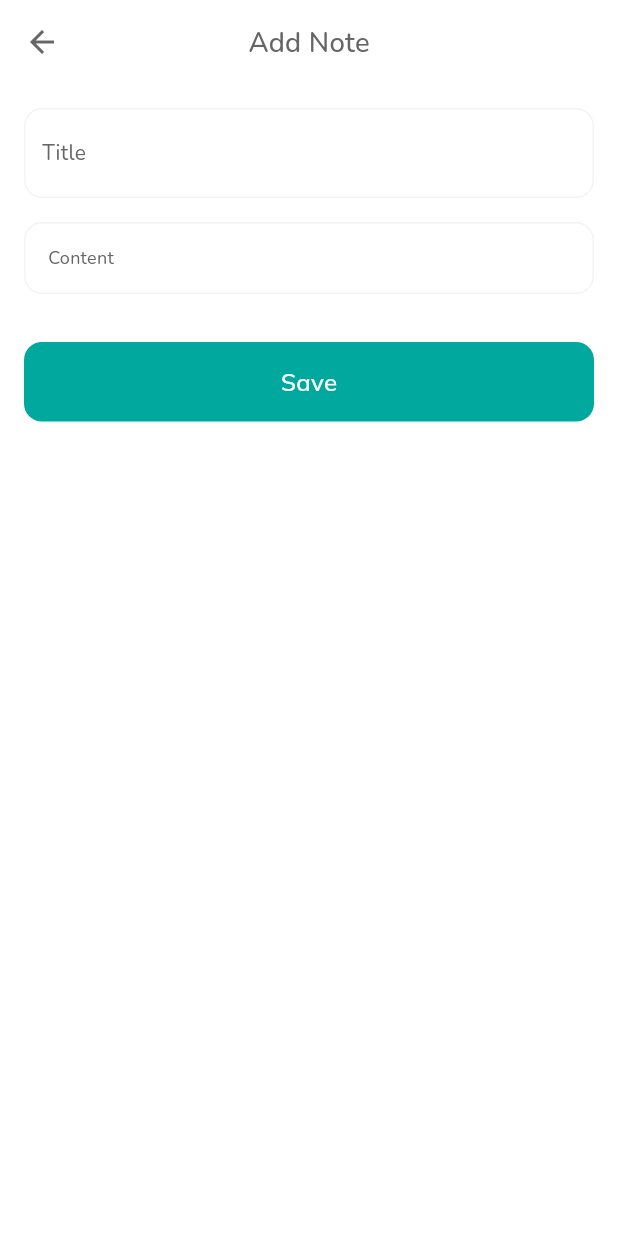
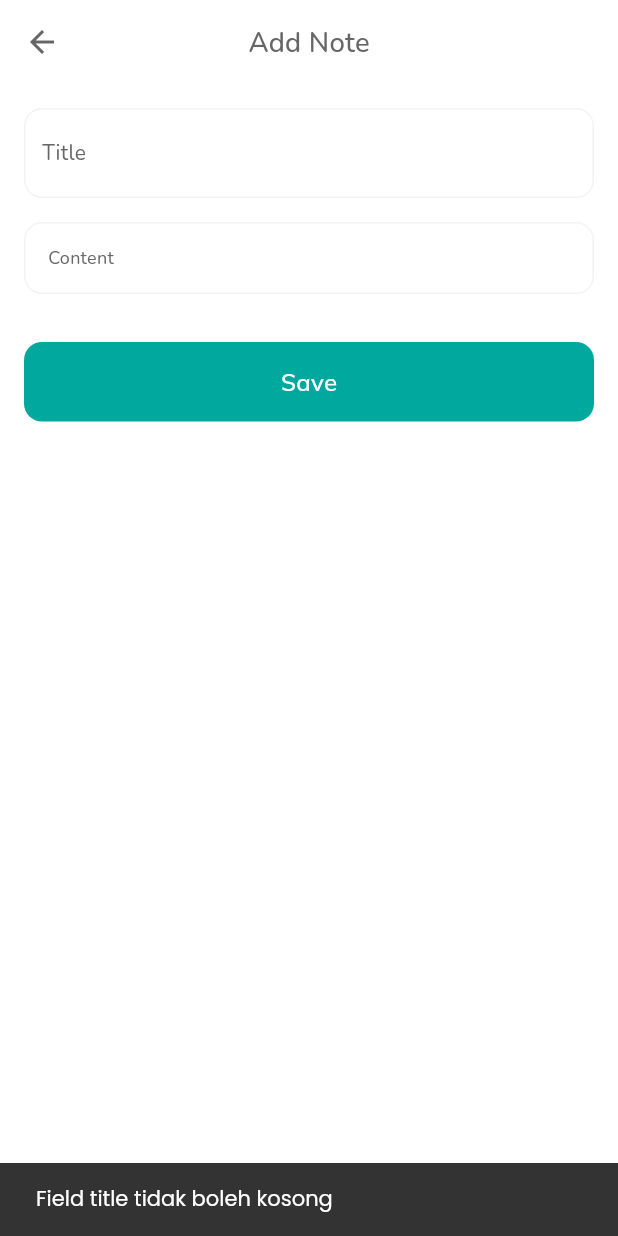
Before and after one commit to firecatmusic/bootcamp_challenge2, a Flutter app: the AddNoteScreen screen opened by its route, after a tap on "Save", on a phone screen of 412 x 824 dp. Run offline on Flutter 3.47's test engine with Material 2 defaults, Android fonts, the phone set to English and light mode, and no system bars; our stand-ins replace bloc, dio, email_validator, equatable, event_bus, floor and 19 more; missing offline and left inert: dio_logging_interceptor; accounts and stored records are empty; generated files the repository leaves out were written again.

Commit message:
- hit api add note - adding swipe refresh at home

```diff
--- a/lib/core/data/datasource/api_repository.dart
+++ b/lib/core/data/datasource/api_repository.dart
@@ -1,4 +1,5 @@
 import 'package:bootcamp_challenge2/core/data/datasource/api_provider.dart';
+import 'package:bootcamp_challenge2/core/data/model/add_note_response.dart';
 import 'package:bootcamp_challenge2/core/data/model/listnote_response.dart';
 import 'package:bootcamp_challenge2/core/data/model/login_response.dart';
 import 'package:bootcamp_challenge2/core/data/model/register_response.dart';
@@ -28,6 +29,10 @@ class ApiRepository {
   Future<ListNoteResponse> getAllNote() {
     return _provider.getAllNote();
   }
+
+  Future<AddNoteResponse> addNewNote(String title,String content){
+    return _provider.addNewNote(title, content);
+  }
 }
 
 class NetworkError extends Error {}
--- /dev/null
+++ b/lib/ui/addnote/add_note_bloc.dart
@@ -0,0 +1,31 @@
+import 'dart:async';
+
+import 'package:bloc/bloc.dart';
+import 'package:equatable/equatable.dart';
+import 'package:flutter/cupertino.dart';
+
+import '../../core/data/datasource/api_repository.dart';
+
+part 'add_note_event.dart';
+
+part 'add_note_state.dart';
+
+class AddNoteBloc extends Bloc<AddNoteEvent, AddNoteState> {
+  AddNoteBloc() : super(AddNoteInitial()) {
+    final apiRepo = ApiRepository();
+
+    on<AddNewNoteEvent>((event, emit) async {
+      emit(AddNoteLoading());
+      var title = event.title;
+      var content = event.content;
+      final response = await apiRepo.addNewNote(title, content);
+      if (response.message == "success") {
+        emit(AddNoteSuccess("Berhasil membuat note"));
+      } else {
+        emit(AddNoteError(response.message.toString()));
+      }
+    });
+
+    on<EditNoteEvent>((event, emit) async {});
+  }
+}
--- /dev/null
+++ b/lib/ui/addnote/add_note_event.dart
@@ -0,0 +1,23 @@
+part of 'add_note_bloc.dart';
+
+abstract class AddNoteEvent extends Equatable {
+  const AddNoteEvent();
+
+  List<Object> get props => [];
+}
+
+
+class AddNewNoteEvent extends AddNoteEvent {
+  String title;
+  String content;
+
+  AddNewNoteEvent(this.title, this.content);
+}
+
+class EditNoteEvent extends AddNoteEvent {
+  int id;
+  String title;
+  String content;
+
+  EditNoteEvent(this.id, this.title, this.content);
+}
--- /dev/null
+++ b/lib/ui/addnote/add_note_screen.dart
@@ -0,0 +1,157 @@
+import 'package:bootcamp_challenge2/core/utils/hex_color.dart';
+import 'package:bootcamp_challenge2/ui/addnote/add_note_bloc.dart';
+import 'package:flutter/material.dart';
+import 'package:flutter_bloc/flutter_bloc.dart';
+import 'package:go_router/go_router.dart';
+import 'package:google_fonts/google_fonts.dart';
+
+import '../../core/data/model/listnote_response.dart';
+
+class AddNoteScreen extends StatefulWidget {
+  const AddNoteScreen({super.key, this.data, this.isEditingNote});
+
+  final bool? isEditingNote;
+  final DataNote? data;
+
+  @override
+  State<AddNoteScreen> createState() => _AddNoteState();
+}
+
+class _AddNoteState extends State<AddNoteScreen> {
+  final _title = TextEditingController();
+  final _content = TextEditingController();
+  final _addNoteBloc = AddNoteBloc();
+
+  @override
+  Widget build(BuildContext context) {
+    return WillPopScope(
+      onWillPop: () async {
+        context.pop();
+        return false;
+      },
+      child: SafeArea(
+        child: Scaffold(
+          resizeToAvoidBottomInset: true,
+          backgroundColor: Colors.white,
+          appBar: AppBar(
+            leading: IconButton(
+              icon: Icon(Icons.arrow_back, color: HexColor.fromHex("#666666")),
+              onPressed: () => context.pop(),
+            ),
+            title: Text("Add Note", style: GoogleFonts.nunito(color: HexColor.fromHex("#666666"))),
+            centerTitle: true,
+          ),
+          body: BlocProvider(
+            create: (context) => _addNoteBloc,
+            child: BlocListener<AddNoteBloc, AddNoteState>(
+              listener: (context, state) {
+                if (state is AddNoteSuccess) {
+                  ScaffoldMessenger.of(context).showSnackBar(SnackBar(
+                    content: Text(
+                      state.message.toString(),
+                      style: GoogleFonts.poppins(),
+                    ),
+                  ));
+                  context.pop();
+                } else if (state is AddNoteError) {
+                  ScaffoldMessenger.of(context).showSnackBar(SnackBar(
+                    content: Text(
+                      state.errorMessage.toString(),
+                      style: GoogleFonts.poppins(),
+                    ),
+                  ));
+                }
+              },
+              child: BlocBuilder<AddNoteBloc, AddNoteState>(
+                builder: (context, state) {
+                  return SingleChildScrollView(
+                    scrollDirection: Axis.vertical,
+                    child: Column(
+                      children: [
+                        Container(
+                          margin: EdgeInsets.all(16),
+                          width: double.infinity,
+                          child: TextField(
+                            controller: _title,
+                            textAlign: TextAlign.start,
+                            keyboardType: TextInputType.text,
+                            maxLines: 1,
+                            style: GoogleFonts.poppins(fontSize: 14),
+                            decoration: InputDecoration(
+                              hintText: "Title",
+                              hintStyle: GoogleFonts.nunito(color: HexColor.fromHex("#666666")),
+                            ),
+                          ),
+                          // child: TextField(
+                          //   controller: _title,
+                          //   keyboardType: TextInputType.text,
+                          //   maxLines: 1,
+                          //   style: GoogleFonts.nunito(fontSize: 16, color: HexColor.fromHex("#666666")),
+                          //   decoration: InputDecoration(
+                          //     hintText: "Title",
+                          //     hintStyle: GoogleFonts.nunito(color: HexColor.fromHex("#666666")),
+                          //   ),
+                          // ),
+                        ),
+                        Container(
+                          margin: EdgeInsets.fromLTRB(16, 0, 16, 16),
+                          width: double.infinity,
+                          child: TextField(
+                            controller: _content,
+                            keyboardType: TextInputType.multiline,
+                            maxLines: null,
+                            style: GoogleFonts.nunito(fontSize: 12, color: HexColor.fromHex("#666666")),
+                            decoration: InputDecoration(
+                              hintText: "Content",
+                              hintStyle: GoogleFonts.nunito(color: HexColor.fromHex("#666666")),
+                              contentPadding: EdgeInsets.all(16),
+                            ),
+                          ),
+                        ),
+                        Container(
+                          width: double.infinity,
+                          height: 53,
+                          margin: EdgeInsets.all(16),
+                          child: TextButton(
+                            style: TextButton.styleFrom(backgroundColor: HexColor.fromHex("00A89D"), shape: RoundedRectangleBorder(borderRadius: BorderRadius.circular(12))),
+                            onPressed: () {
+                              validateNote(_title.text.toString(), _content.text.toString());
+                            },
+                            child: Text(
+                              "Save",
+                              style: GoogleFonts.mulish(color: Colors.white),
+                            ),
+                          ),
+                        ),
+                      ],
+                    ),
+                  );
+                },
+              ),
+            ),
+          ),
+        ),
+      ),
+    );
+  }
+
+  Future<void> validateNote(String title, String content) async {
+    if (title.isEmpty) {
+      ScaffoldMessenger.of(context).showSnackBar(SnackBar(
+        content: Text(
+          "Field title tidak boleh kosong",
+          style: GoogleFonts.poppins(),
+        ),
+      ));
+    } else if (content.isEmpty) {
+      ScaffoldMessenger.of(context).showSnackBar(SnackBar(
+        content: Text(
+          "Field content tidak boleh kosong",
+          style: GoogleFonts.poppins(),
+        ),
+      ));
+    } else {
+      _addNoteBloc.add(AddNewNoteEvent(title, content));
+    }
+  }
+}
--- /dev/null
+++ b/lib/ui/addnote/add_note_state.dart
@@ -0,0 +1,24 @@
+part of 'add_note_bloc.dart';
+
+@immutable
+abstract class AddNoteState extends Equatable {
+  const AddNoteState();
+
+  List<Object> get props => [];
+}
+
+class AddNoteInitial extends AddNoteState {}
+
+class AddNoteLoading extends AddNoteState {}
+
+class AddNoteSuccess extends AddNoteState {
+  final String message;
+
+  const AddNoteSuccess(this.message);
+}
+
+class AddNoteError extends AddNoteState {
+  final String errorMessage;
+
+  const AddNoteError(this.errorMessage);
+}
--- a/lib/ui/addnote/addnote_screen.dart
+++ /dev/null
@@ -1,106 +0,0 @@
-import 'package:bootcamp_challenge2/core/utils/hex_color.dart';
-import 'package:flutter/cupertino.dart';
-import 'package:flutter/material.dart';
-import 'package:go_router/go_router.dart';
-import 'package:google_fonts/google_fonts.dart';
-
-class AddNoteScreen extends StatefulWidget {
-  const AddNoteScreen({Key? key}) : super(key: key);
-
-  @override
-  State<AddNoteScreen> createState() => _AddNoteState();
-}
-
-class _AddNoteState extends State<AddNoteScreen> {
-  final _title = TextEditingController();
-  final _content = TextEditingController();
-  bool _validate = false;
-
-  @override
-  Widget build(BuildContext context) {
-    return WillPopScope(
-      onWillPop: () async {
-        context.pop();
-        return false;
-      },
-      child: SafeArea(
-        child: Scaffold(
-          resizeToAvoidBottomInset: true,
-          backgroundColor: Colors.white,
-          appBar: AppBar(
-            leading: IconButton(
-              icon: Icon(Icons.arrow_back, color: HexColor.fromHex("#666666")),
-              onPressed: () => context.pop(),
-            ),
-            title: Text("Add Note", style: GoogleFonts.nunito(color: HexColor.fromHex("#666666"))),
-            centerTitle: true,
-          ),
-          body: SingleChildScrollView(
-            scrollDirection: Axis.vertical,
-            child: Column(
-              children: [
-                Container(
-                  margin: EdgeInsets.all(16),
-                  width: double.infinity,
-                  child: TextField(
-                    controller: _title,
-                    textAlign: TextAlign.start,
-                    keyboardType: TextInputType.text,
-                    maxLines: 1,
-                    style: GoogleFonts.poppins(fontSize: 14),
-                    decoration: InputDecoration(
-                      hintText: "Title",
-                      hintStyle: GoogleFonts.nunito(color: HexColor.fromHex("#666666")),
-                    ),
-                  ),
-                  // child: TextField(
-                  //   controller: _title,
-                  //   keyboardType: TextInputType.text,
-                  //   maxLines: 1,
-                  //   style: GoogleFonts.nunito(fontSize: 16, color: HexColor.fromHex("#666666")),
-                  //   decoration: InputDecoration(
-                  //     hintText: "Title",
-                  //     hintStyle: GoogleFonts.nunito(color: HexColor.fromHex("#666666")),
-                  //   ),
-                  // ),
-                ),
-                Container(
-                  margin: EdgeInsets.fromLTRB(16, 0, 16, 16),
-                  width: double.infinity,
-                  child: TextField(
-                    controller: _content,
-                    keyboardType: TextInputType.multiline,
-                    maxLines: null,
-                    style: GoogleFonts.nunito(fontSize: 12, color: HexColor.fromHex("#666666")),
-                    decoration: InputDecoration(
-                      hintText: "Content",
-                      hintStyle: GoogleFonts.nunito(color: HexColor.fromHex("#666666")),
-                      contentPadding: EdgeInsets.all(16),
-                    ),
-                  ),
-                ),
-                Container(
-                  width: double.infinity,
-                  height: 53,
-                  margin: EdgeInsets.all(16),
-                  child: TextButton(
-                    style: TextButton.styleFrom(backgroundColor: HexColor.fromHex("00A89D"), shape: RoundedRectangleBorder(borderRadius: BorderRadius.circular(12))),
-                    onPressed: () {
-                      context.pop();
-                    },
-                    child: Text(
-                      "Save",
-                      style: GoogleFonts.mulish(color: Colors.white),
-                    ),
-                  ),
-                ),
-              ],
-            ),
-          ),
-        ),
-      ),
-    );
-  }
-
-  Future<void> validateNote() async {}
-}
--- a/lib/ui/home/home_state.dart
+++ b/lib/ui/home/home_state.dart
@@ -23,9 +23,8 @@ class HomeError extends HomeState {
   const HomeError(this.message);
 }
 
-/**
- * PROFILE
- * **/
+/// PROFILE
+/// **/
 
 class ProfileInitial extends HomeState {}
 
--- a/lib/ui/router.dart
+++ b/lib/ui/router.dart
@@ -1,4 +1,4 @@
-import 'package:bootcamp_challenge2/ui/addnote/addnote_screen.dart';
+import 'package:bootcamp_challenge2/ui/addnote/add_note_screen.dart';
 import 'package:bootcamp_challenge2/ui/editprofile/editprofile_screen.dart';
 import 'package:bootcamp_challenge2/ui/register/register_screen.dart';
 import 'package:flutter/material.dart';
@@ -26,13 +26,16 @@ var router = GoRouter(routes: [
   ),
   GoRoute(
     path: '/addnote',
-    builder: (context, state) => const AddNoteScreen(),
+    builder: (context, state) => const AddNoteScreen(isEditingNote: false),
+  ),
+  GoRoute(
+    path: '/editnote',
+    builder: (context, state) => const AddNoteScreen(isEditingNote: true),
   ),
   GoRoute(
     path: '/editprofile',
     builder: (context, state) => const EditProfileScreen(),
   ),
-
 ]);
 
 Widget get errorPage => const Center(
--- a/pubspec.yaml
+++ b/pubspec.yaml
@@ -48,7 +48,7 @@ dependencies:
     rxdart: ^0.27.5
     shared_preferences: ^2.0.15
     uuid: ^3.0.6
-
+    pull_to_refresh: ^2.0.0
 
 dev_dependencies:
     flutter_test:
```
Also changed, not shown: lib/core/data/datasource/api_provider.dart (+19 -0 lines), lib/core/data/model/add_note_response.dart (added, +19 -0 lines), lib/ui/home/home_bloc.dart (+13 -3 lines), lib/ui/home/home_screen.dart (+51 -6 lines), lib/ui/home/item/item_note.dart (added, +45 -0 lines), pubspec.lock.
